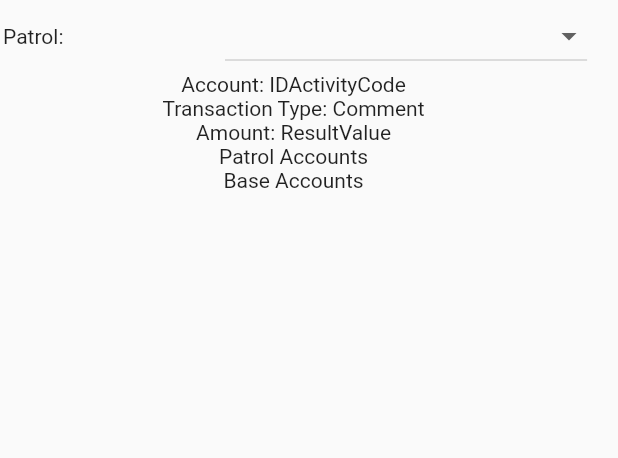
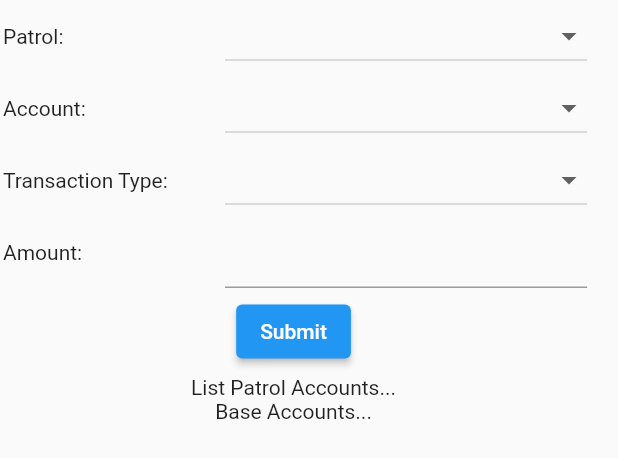
Before and after one commit to amaybz/WWGFlutterApp, a Flutter app: the Banking widget shown alone on an empty page, opened directly with empty values, on a phone screen of 412 x 824 dp. Shown: the top 458 px of the screen. Run offline on Flutter 3.47's test engine with Material 2 defaults, Android fonts, the phone set to English and light mode, and no system bars; our stand-ins replace package_info_plus, shared_preferences, sqflite; missing offline and left inert: nfc_manager; accounts and stored records are empty; network calls fail.

Commit message:
update for bank

```diff
--- a/lib/classes/bank_class.dart
+++ b/lib/classes/bank_class.dart
@@ -1,15 +1,15 @@
 class BankResults {
   String? message;
-  List<Data>? data;
+  List<BankData>? data;
 
   BankResults({this.message, this.data});
 
   BankResults.fromJson(Map<String, dynamic> json) {
     message = json['message'];
     if (json['data'] != null) {
-      data = <Data>[];
+      data = <BankData>[];
       json['data'].forEach((v) {
-        data!.add(Data.fromJson(v));
+        data!.add(BankData.fromJson(v));
       });
     }
   }
@@ -24,7 +24,7 @@ class BankResults {
   }
 }
 
-class Data {
+class BankData {
   int? iDAccount;
   String? accountName;
   int? dep;
@@ -32,7 +32,7 @@ class Data {
   int? displayPatrolBalance;
   int? displayBaseBalance;
 
-  Data(
+  BankData(
       {this.iDAccount,
       this.accountName,
       this.dep,
@@ -40,7 +40,7 @@ class Data {
       this.displayPatrolBalance,
       this.displayBaseBalance});
 
-  Data.fromJson(Map<String, dynamic> json) {
+  BankData.fromJson(Map<String, dynamic> json) {
     iDAccount = json['IDAccount'];
     accountName = json['AccountName'];
     dep = json['Dep'];
--- a/lib/widgets/widget_bank.dart
+++ b/lib/widgets/widget_bank.dart
@@ -1,4 +1,6 @@
 import 'package:flutter/material.dart';
+import 'package:flutter/services.dart';
+import 'package:wwgnfcscoringsystem/classes/bank_class.dart';
 
 import '../classes/activities.dart';
 import '../classes/database/datamanager.dart';
@@ -7,18 +9,24 @@ import '../classes/scan_results.dart';
 import '../classes/utils.dart';
 
 class Banking extends StatefulWidget {
-  const Banking({
-    Key? key,
-    required this.activitiesData,
-    required this.scanData,
-    required this.onChange,
-    required this.patrolsSignedIn,
-  }) : super(key: key);
+  const Banking(
+      {Key? key,
+      required this.activitiesData,
+      required this.scanData,
+      required this.onChange,
+      required this.patrolsSignedIn,
+      required this.txtValueAmount,
+      required this.listBankData,
+      required this.onSubmit(ScanData scanData)})
+      : super(key: key);
 
   final List<ActivityData> activitiesData;
   final ScanData scanData;
   final ValueChanged<ScanData> onChange;
   final List<PatrolSignIn> patrolsSignedIn;
+  final TextEditingController txtValueAmount;
+  final List<BankData> listBankData;
+  final Function(ScanData scanData) onSubmit;
 
   @override
   State<Banking> createState() => _BankingState();
@@ -30,11 +38,20 @@ class _BankingState extends State<Banking> {
   List<DropdownMenuItem<String>> listPatrolsDropdown = [
     const DropdownMenuItem(value: "0", child: Text("Please Sign in a Patrol"))
   ];
+  List<DropdownMenuItem<String>> listAccountsDropdown = [
+    const DropdownMenuItem(value: "0", child: Text("No Accounts Configured"))
+  ];
+
+  List<DropdownMenuItem<String>> listTransactionTypes = [
+    const DropdownMenuItem(value: "Deposit", child: Text("Deposit")),
+    const DropdownMenuItem(value: "Withdrawal", child: Text("Withdrawal")),
+  ];
 
   @override
   void initState() {
     super.initState();
     updatePatrolsDropDown();
+    updateAccountsDropDown();
     dataManager.uploadOfflineScans();
   }
 
@@ -51,6 +68,13 @@ class _BankingState extends State<Banking> {
     listPatrolsDropdown.clear();
     listPatrolsDropdown
         .addAll(utils.convertPatrolsListToDropDownList(widget.patrolsSignedIn));
+  }
+
+  void updateAccountsDropDown() {
+    widget.scanData.iDActivityCode = null;
+    listAccountsDropdown.clear();
+    listAccountsDropdown.addAll(
+        utils.convertListBankDataToAccountsDropDownList(widget.listBankData));
   }
 
   @override
@@ -84,11 +108,82 @@ class _BankingState extends State<Banking> {
               )
             ],
           ),
-          Text("Account: IDActivityCode"),
-          Text("Transaction Type: Comment"),
-          Text("Amount: ResultValue"),
-          Text("Patrol Accounts"),
-          Text("Base Accounts"),
+          Row(
+            children: [
+              Container(
+                padding: const EdgeInsets.symmetric(horizontal: 2),
+                width: 150,
+                child: const Text("Account:"),
+              ),
+              Flexible(
+                fit: FlexFit.loose,
+                child: DropdownButton(
+                  isExpanded: true,
+                  value: widget.scanData.iDActivityCode,
+                  items: listAccountsDropdown,
+                  onChanged: (item) {
+                    setState(() {
+                      widget.scanData.iDActivityCode = item.toString();
+                    });
+                  },
+                ),
+              )
+            ],
+          ),
+          Row(
+            children: [
+              Container(
+                padding: const EdgeInsets.symmetric(horizontal: 2),
+                width: 150,
+                child: const Text("Transaction Type:"),
+              ),
+              Flexible(
+                fit: FlexFit.loose,
+                child: DropdownButton(
+                  isExpanded: true,
+                  value: widget.scanData.comment,
+                  items: listTransactionTypes,
+                  onChanged: (item) {
+                    setState(() {
+                      widget.scanData.comment = item.toString();
+                      updatePatrolsDropDown();
+                    });
+                  },
+                ),
+              )
+            ],
+          ),
+          Row(
+            children: [
+              Container(
+                padding: const EdgeInsets.symmetric(horizontal: 2),
+                width: 150,
+                child: const Text("Amount:"),
+              ),
+              Flexible(
+                fit: FlexFit.loose,
+                child: TextField(
+                    controller: widget.txtValueAmount,
+                    keyboardType: TextInputType.number,
+                    inputFormatters: [FilteringTextInputFormatter.digitsOnly],
+                    onChanged: (string) {
+                      widget.scanData.resultValue = int.tryParse(string);
+                    }),
+              ),
+            ],
+          ),
+          Padding(
+            padding: const EdgeInsets.symmetric(horizontal: 10, vertical: 5),
+            child: ElevatedButton(
+              onPressed: () {
+                widget.scanData.scanTime = Utils().getCurrentDateSQL();
+                widget.onSubmit(widget.scanData);
+              },
+              child: const Text("Submit"),
+            ),
+          ),
+          Text("List Patrol Accounts..."),
+          Text("Base Accounts..."),
         ],
       ),
     );
```
Also changed, not shown: lib/base.dart (+55 -1 lines), 1 other file.
